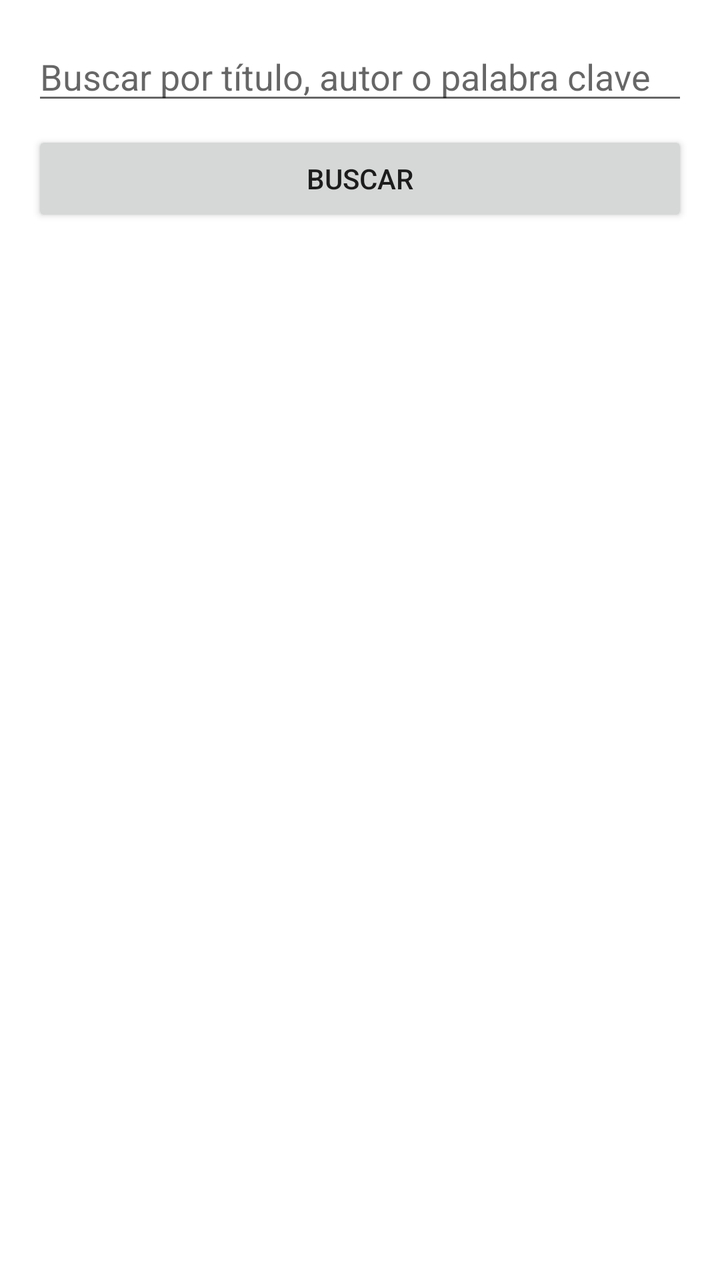
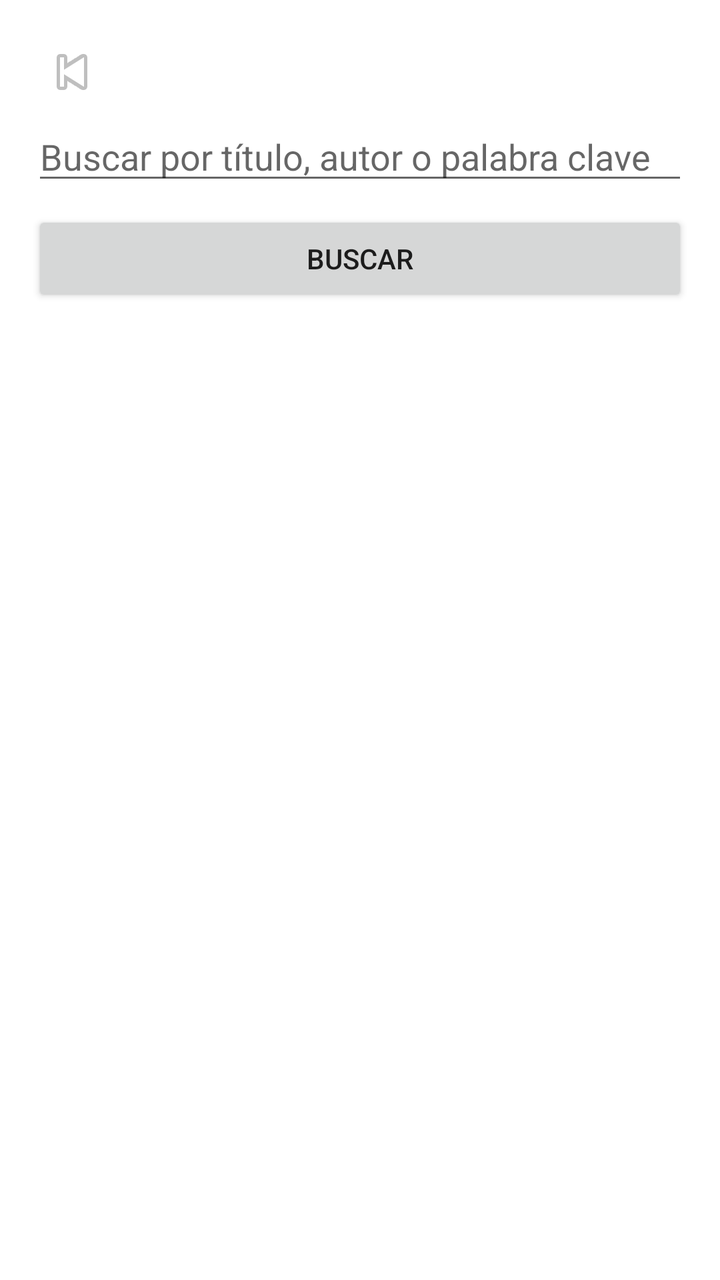

An Android layout rendered at two revisions. The XML below is the earlier revision; the diff shows what the commit changed to produce the second picture.
<!-- AndroidManifest.xml: application theme Theme.AppCompat.Light.NoActionBar -->
<!-- res/layout/activity_search_book.xml -->
<?xml version="1.0" encoding="utf-8"?>
<LinearLayout xmlns:android="http://schemas.android.com/apk/res/android"
    android:orientation="vertical"
    android:padding="16dp"
    android:background="@android:color/white"
    android:layout_width="match_parent"
    android:layout_height="match_parent">

    <EditText
        android:id="@+id/etSearch"
        android:layout_width="match_parent"
        android:layout_height="wrap_content"
        android:hint="Buscar por título, autor o palabra clave"
        android:inputType="text"
        android:imeOptions="actionSearch" />

    <Button
        android:id="@+id/btnSearch"
        android:layout_width="match_parent"
        android:layout_height="wrap_content"
        android:text="Buscar"
        android:layout_marginTop="8dp" />

    <ProgressBar
        android:id="@+id/progressBar"
        android:layout_width="wrap_content"
        android:layout_height="wrap_content"
        android:layout_gravity="center"
        android:layout_marginTop="8dp"
        android:visibility="gone" />

    <androidx.recyclerview.widget.RecyclerView
        android:id="@+id/recyclerResults"
        android:layout_width="match_parent"
        android:layout_height="0dp"
        android:layout_weight="1"
        android:layout_marginTop="8dp" />
</LinearLayout>
<!-- resources referenced by this layout -->
<resources>

</resources>

<!-- the commit's change to res/layout/activity_search_book.xml (unified diff, before → after) -->
@@ -5,6 +5,17 @@
     android:background="@android:color/white"
     android:layout_width="match_parent"
     android:layout_height="match_parent">
+
+    
+    <ImageButton
+        android:id="@+id/btnBack"
+        android:layout_width="40dp"
+        android:layout_height="40dp"
+        android:background="@android:color/transparent"
+        android:src="@android:drawable/ic_media_previous"
+        android:contentDescription="Volver"
+        android:layout_gravity="start"
+        android:padding="4dp"/>
 
     <EditText
         android:id="@+id/etSearch"
@@ -29,6 +40,18 @@
         android:layout_marginTop="8dp"
         android:visibility="gone" />
 
+    <TextView
+        android:id="@+id/tvNoResults"
+        android:layout_width="match_parent"
+        android:layout_height="wrap_content"
+        android:text="No se encontraron resultados."
+        android:gravity="center"
+        android:textSize="16sp"
+        android:textColor="@android:color/darker_gray"
+        android:visibility="gone"
+        android:layout_marginTop="12dp" />
+
+
     <androidx.recyclerview.widget.RecyclerView
         android:id="@+id/recyclerResults"
         android:layout_width="match_parent"
